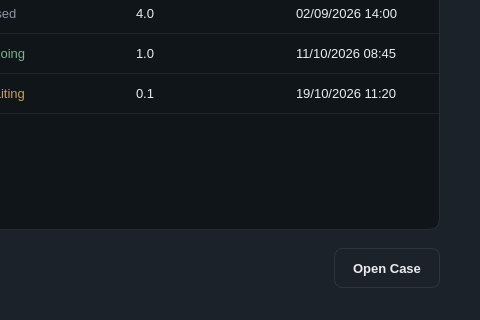
Before: the Qt Designer form ui/v3/asche_yiu_screens 2/ui/view_cases.ui in DrMemezo/incident_and_response_db, drawn with Qt 5; both pictures show x 400 to 880 and y 260 to 580 of the 880 by 580 pixel window.
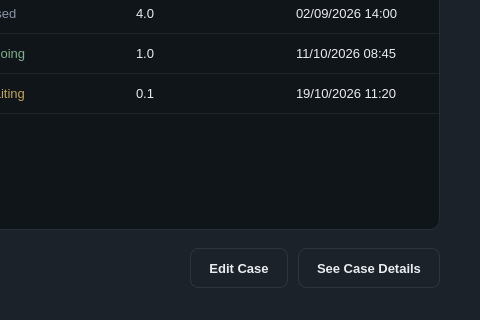
After: the same form once the commit is applied.

Commit message: Updated the view_cases ui file and created the pyqt code.

```diff
--- a/ui/v3/asche_yiu_screens 2/ui/view_cases.ui
+++ b/ui/v3/asche_yiu_screens 2/ui/view_cases.ui
@@ -92,8 +92,857 @@
 
 /* spin boxes: keep typing area clean, arrows via keyboard / wheel */
 QSpinBox::up-button, QSpinBox::down-button, QDoubleSpinBox::up-button, QDoubleSpinBox::down-button { width: 0; border: none; }
-</string></property>
-  <widget class="QWidget" name="centralwidget"><layout class="QVBoxLayout" name="layout_68"><property name="leftMargin"><number>40</number></property><property name="topMargin"><number>36</number></property><property name="rightMargin"><number>40</number></property><property name="bottomMargin"><number>32</number></property><property name="spacing"><number>18</number></property><item><layout class="QVBoxLayout" name="layout_64"><property name="leftMargin"><number>0</number></property><property name="topMargin"><number>0</number></property><property name="rightMargin"><number>0</number></property><property name="bottomMargin"><number>0</number></property><property name="spacing"><number>6</number></property><item><widget class="QLabel" name="lblTitle"><property name="variant" stdset="0"><string>title</string></property><property name="text"><string>Cases</string></property></widget></item><item><widget class="QFrame" name="qframe_63"><property name="variant" stdset="0"><string>accent</string></property><property name="minimumSize"><size><width>32</width><height>3</height></size></property><property name="maximumSize"><size><width>32</width><height>3</height></size></property></widget></item></layout></item><item><layout class="QHBoxLayout" name="layout_65" stretch="1,0"><property name="leftMargin"><number>0</number></property><property name="topMargin"><number>0</number></property><property name="rightMargin"><number>0</number></property><property name="bottomMargin"><number>0</number></property><property name="spacing"><number>10</number></property><item><widget class="QLineEdit" name="edtSearch"><property name="placeholderText"><string>Search by case ID or codename</string></property></widget></item><item><widget class="QComboBox" name="cmbStatus"><item><property name="text"><string>All statuses</string></property></item><item><property name="text"><string>Awaiting</string></property></item><item><property name="text"><string>Ongoing</string></property></item><item><property name="text"><string>Closed</string></property></item></widget></item></layout></item><item><widget class="QTableWidget" name="tblCases"><property name="rowCount"><number>5</number></property><property name="columnCount"><number>5</number></property><property name="editTriggers"><enum>QAbstractItemView::NoEditTriggers</enum></property><property name="selectionBehavior"><enum>QAbstractItemView::SelectRows</enum></property><property name="selectionMode"><enum>QAbstractItemView::SingleSelection</enum></property><property name="showGrid"><bool>false</bool></property><property name="horizontalScrollBarPolicy"><enum>Qt::ScrollBarAlwaysOff</enum></property><property name="minimumSize"><size><width>0</width><height>260</height></size></property><attribute name="horizontalHeaderDefaultSectionSize"><number>160</number></attribute><attribute name="horizontalHeaderStretchLastSection"><bool>true</bool></attribute><attribute name="verticalHeaderVisible"><bool>false</bool></attribute><attribute name="verticalHeaderDefaultSectionSize"><number>40</number></attribute><column><property name="text"><string>Case ID</string></property><property name="textAlignment"><set>Qt::AlignLeading|Qt::AlignVCenter</set></property></column><column><property name="text"><string>Codename</string></property><property name="textAlignment"><set>Qt::AlignLeading|Qt::AlignVCenter</set></property></column><column><property name="text"><string>Status</string></property><property name="textAlignment"><set>Qt::AlignLeading|Qt::AlignVCenter</set></property></column><column><property name="text"><string>Version</string></property><property name="textAlignment"><set>Qt::AlignLeading|Qt::AlignVCenter</set></property></column><column><property name="text"><string>Time of incident</string></property><property name="textAlignment"><set>Qt::AlignLeading|Qt::AlignVCenter</set></property></column><item row="0" column="0"><property name="text"><string>0005</string></property></item><item row="0" column="1"><property name="text"><string>Blue Harbor</string></property></item><item row="0" column="2"><property name="text"><string>Ongoing</string></property><property name="foreground"><brush brushstyle="SolidPattern"><color alpha="255"><red>127</red><green>176</green><blue>140</blue></color></brush></property></item><item row="0" column="3"><property name="text"><string>2.0</string></property></item><item row="0" column="4"><property name="text"><string>18/10/2026 21:30</string></property></item><item row="1" column="0"><property name="text"><string>0007</string></property></item><item row="1" column="1"><property name="text"><string>Night Heron</string></property></item><item row="1" column="2"><property name="text"><string>Awaiting</string></property><property name="foreground"><brush brushstyle="SolidPattern"><color alpha="255"><red>195</red><green>164</green><blue>89</blue></color></brush></property></item><item row="1" column="3"><property name="text"><string>0.1</string></property></item><item row="1" column="4"><property name="text"><string>19/10/2026 02:15</string></property></item><item row="2" column="0"><property name="text"><string>0003</string></property></item><item row="2" column="1"><property name="text"><string>Glass Orchid</string></property></item><item row="2" column="2"><property name="text"><string>Closed</string></property><property name="foreground"><brush brushstyle="SolidPattern"><color alpha="255"><red>139</red><green>148</green><blue>163</blue></color></brush></property></item><item row="2" column="3"><property name="text"><string>4.0</string></property></item><item row="2" column="4"><property name="text"><string>02/09/2026 14:00</string></property></item><item row="3" column="0"><property name="text"><string>0009</string></property></item><item row="3" column="1"><property name="text"><string>Paper Lantern</string></property></item><item row="3" column="2"><property name="text"><string>Ongoing</string></property><property name="foreground"><brush brushstyle="SolidPattern"><color alpha="255"><red>127</red><green>176</green><blue>140</blue></color></brush></property></item><item row="3" column="3"><property name="text"><string>1.0</string></property></item><item row="3" column="4"><property name="text"><string>11/10/2026 08:45</string></property></item><item row="4" column="0"><property name="text"><string>0010</string></property></item><item row="4" column="1"><property name="text"><string>Red Kestrel</string></property></item><item row="4" column="2"><property name="text"><string>Awaiting</string></property><property name="foreground"><brush brushstyle="SolidPattern"><color alpha="255"><red>195</red><green>164</green><blue>89</blue></color></brush></property></item><item row="4" column="3"><property name="text"><string>0.1</string></property></item><item row="4" column="4"><property name="text"><string>19/10/2026 11:20</string></property></item></widget></item><item><layout class="QHBoxLayout" name="layout_67"><property name="leftMargin"><number>0</number></property><property name="topMargin"><number>0</number></property><property name="rightMargin"><number>0</number></property><property name="bottomMargin"><number>0</number></property><property name="spacing"><number>10</number></property><item><widget class="QPushButton" name="btnBack"><property name="text"><string>Back</string></property></widget></item><item><spacer name="spacer_66"><property name="orientation"><enum>Qt::Horizontal</enum></property><property name="sizeHint" stdset="0"><size><width>20</width><height>20</height></size></property></spacer></item><item><widget class="QPushButton" name="btnOpenCase"><property name="variant" stdset="0"><string>primary</string></property><property name="text"><string>Open Case</string></property></widget></item></layout></item></layout></widget>
+</string>
+  </property>
+  <widget class="QWidget" name="centralwidget">
+   <layout class="QVBoxLayout" name="layout_68">
+    <property name="spacing">
+     <number>18</number>
+    </property>
+    <property name="leftMargin">
+     <number>40</number>
+    </property>
+    <property name="topMargin">
+     <number>36</number>
+    </property>
+    <property name="rightMargin">
+     <number>40</number>
+    </property>
+    <property name="bottomMargin">
+     <number>32</number>
+    </property>
+    <item>
+     <layout class="QVBoxLayout" name="layout_64">
+      <property name="spacing">
+       <number>6</number>
+      </property>
+      <property name="leftMargin">
+       <number>0</number>
+      </property>
+      <property name="topMargin">
+       <number>0</number>
+      </property>
+      <property name="rightMargin">
+       <number>0</number>
+      </property>
+      <property name="bottomMargin">
+       <number>0</number>
+      </property>
+      <item>
+       <widget class="QLabel" name="lblTitle">
+        <property name="text">
+         <string>Cases</string>
+        </property>
+        <property name="variant" stdset="0">
+         <string>title</string>
+        </property>
+       </widget>
+      </item>
+      <item>
+       <widget class="QFrame" name="qframe_63">
+        <property name="minimumSize">
+         <size>
+          <width>32</width>
+          <height>3</height>
+         </size>
+        </property>
+        <property name="maximumSize">
+         <size>
+          <width>32</width>
+          <height>3</height>
+         </size>
+        </property>
+        <property name="variant" stdset="0">
+         <string>accent</string>
+        </property>
+       </widget>
+      </item>
+     </layout>
+    </item>
+    <item>
+     <layout class="QHBoxLayout" name="layout_65" stretch="1,0">
+      <property name="spacing">
+       <number>10</number>
+      </property>
+      <property name="leftMargin">
+       <number>0</number>
+      </property>
+      <property name="topMargin">
+       <number>0</number>
+      </property>
+      <property name="rightMargin">
+       <number>0</number>
+      </property>
+      <property name="bottomMargin">
+       <number>0</number>
+      </property>
+      <item>
+       <widget class="QLineEdit" name="edtSearch">
+        <property name="placeholderText">
+         <string>Search by case ID or codename</string>
+        </property>
+       </widget>
+      </item>
+      <item>
+       <widget class="QComboBox" name="cmbStatus">
+        <item>
+         <property name="text">
+          <string>All statuses</string>
+         </property>
+        </item>
+        <item>
+         <property name="text">
+          <string>Awaiting</string>
+         </property>
+        </item>
+        <item>
+         <property name="text">
+          <string>Ongoing</string>
+         </property>
+        </item>
+        <item>
+         <property name="text">
+          <string>Closed</string>
+         </property>
+        </item>
+       </widget>
+      </item>
+     </layout>
+    </item>
+    <item>
+     <widget class="QTableWidget" name="tblCases">
+      <property name="minimumSize">
+       <size>
+        <width>0</width>
+        <height>260</height>
+       </size>
+      </property>
+      <property name="horizontalScrollBarPolicy">
+       <enum>Qt::ScrollBarAlwaysOff</enum>
+      </property>
+      <property name="editTriggers">
+       <set>QAbstractItemView::NoEditTriggers</set>
+      </property>
+      <property name="selectionMode">
+       <enum>QAbstractItemView::SingleSelection</enum>
+      </property>
+      <property name="selectionBehavior">
+       <enum>QAbstractItemView::SelectRows</enum>
+      </property>
+      <property name="showGrid">
+       <bool>false</bool>
+      </property>
+      <property name="rowCount">
+       <number>5</number>
+      </property>
+      <property name="columnCount">
+       <number>5</number>
+      </property>
+      <attribute name="horizontalHeaderDefaultSectionSize">
+       <number>160</number>
+      </attribute>
+      <attribute name="horizontalHeaderStretchLastSection">
+       <bool>true</bool>
+      </attribute>
+      <attribute name="verticalHeaderVisible">
+       <bool>false</bool>
+      </attribute>
+      <attribute name="verticalHeaderDefaultSectionSize">
+       <number>40</number>
+      </attribute>
+      <row/>
+      <row/>
+      <row/>
+      <row/>
+      <row/>
+      <column>
+       <property name="text">
+        <string>Case ID</string>
+       </property>
+       <property name="textAlignment">
+        <set>AlignLeading|AlignVCenter</set>
+       </property>
+      </column>
+      <column>
+       <property name="text">
+        <string>Codename</string>
+       </property>
+       <property name="textAlignment">
+        <set>AlignLeading|AlignVCenter</set>
+       </property>
+      </column>
+      <column>
+       <property name="text">
+        <string>Status</string>
+       </property>
+       <property name="textAlignment">
+        <set>AlignLeading|AlignVCenter</set>
+       </property>
+      </column>
+      <column>
+       <property name="text">
+        <string>Version</string>
+       </property>
+       <property name="textAlignment">
+        <set>AlignLeading|AlignVCenter</set>
+       </property>
+      </column>
+      <column>
+       <property name="text">
+        <string>Time of incident</string>
+       </property>
+       <property name="textAlignment">
+        <set>AlignLeading|AlignVCenter</set>
+       </property>
+      </column>
+      <item row="0" column="0">
+       <property name="text">
+        <string>0005</string>
+       </property>
+      </item>
+      <item row="0" column="1">
+       <property name="text">
+        <string>Blue Harbor</string>
+       </property>
+      </item>
+      <item row="0" column="2">
+       <property name="text">
+        <string>Ongoing</string>
+       </property>
+       <property name="foreground">
+        <brush brushstyle="SolidPattern">
+         <color alpha="255">
+          <red>127</red>
+          <green>176</green>
+          <blue>140</blue>
+         </color>
+        </brush>
+       </property>
+      </item>
+      <item row="0" column="3">
+       <property name="text">
+        <string>2.0</string>
+       </property>
+      </item>
+      <item row="0" column="4">
+       <property name="text">
+        <string>18/10/2026 21:30</string>
+       </property>
+      </item>
+      <item row="1" column="0">
+       <property name="text">
+        <string>0007</string>
+       </property>
+      </item>
+      <item row="1" column="1">
+       <property name="text">
+        <string>Night Heron</string>
+       </property>
+      </item>
+      <item row="1" column="2">
+       <property name="text">
+        <string>Awaiting</string>
+       </property>
+       <property name="foreground">
+        <brush brushstyle="SolidPattern">
+         <color alpha="255">
+          <red>195</red>
+          <green>164</green>
+          <blue>89</blue>
+         </color>
+        </brush>
+       </property>
+      </item>
+      <item row="1" column="3">
+       <property name="text">
+        <string>0.1</string>
+       </property>
+      </item>
+      <item row="1" column="4">
+       <property name="text">
+        <string>19/10/2026 02:15</string>
+       </property>
+      </item>
+      <item row="2" column="0">
+       <property name="text">
+        <string>0003</string>
+       </property>
+      </item>
+      <item row="2" column="1">
+       <property name="text">
+        <string>Glass Orchid</string>
+       </property>
+      </item>
+      <item row="2" column="2">
+       <property name="text">
+        <string>Closed</string>
+       </property>
+       <property name="foreground">
+        <brush brushstyle="SolidPattern">
+         <color alpha="255">
+          <red>139</red>
+          <green>148</green>
+          <blue>163</blue>
+         </color>
+        </brush>
+       </property>
+      </item>
+      <item row="2" column="3">
+       <property name="text">
+        <string>4.0</string>
+       </property>
+      </item>
+      <item row="2" column="4">
+       <property name="text">
+        <string>02/09/2026 14:00</string>
+       </property>
+      </item>
+      <item row="3" column="0">
+       <property name="text">
+        <string>0009</string>
+       </property>
+      </item>
+      <item row="3" column="1">
+       <property name="text">
+        <string>Paper Lantern</string>
+       </property>
+      </item>
+      <item row="3" column="2">
+       <property name="text">
+        <string>Ongoing</string>
+       </property>
+       <property name="foreground">
+        <brush brushstyle="SolidPattern">
+         <color alpha="255">
+          <red>127</red>
+          <green>176</green>
+          <blue>140</blue>
+         </color>
+        </brush>
+       </property>
+      </item>
+      <item row="3" column="3">
+       <property name="text">
+        <string>1.0</string>
+       </property>
+      </item>
+      <item row="3" column="4">
+       <property name="text">
+        <string>11/10/2026 08:45</string>
+       </property>
+      </item>
+      <item row="4" column="0">
+       <property name="text">
+        <string>0010</string>
+       </property>
+      </item>
+      <item row="4" column="1">
+       <property name="text">
+        <string>Red Kestrel</string>
+       </property>
+      </item>
+      <item row="4" column="2">
+       <property name="text">
+        <string>Awaiting</string>
+       </property>
+       <property name="foreground">
+        <brush brushstyle="SolidPattern">
+         <color alpha="255">
+          <red>195</red>
+          <green>164</green>
+          <blue>89</blue>
+         </color>
+        </brush>
+       </property>
+      </item>
+      <item row="4" column="3">
+       <property name="text">
+        <string>0.1</string>
+       </property>
+      </item>
+      <item row="4" column="4">
+       <property name="text">
+        <string>19/10/2026 11:20</string>
+       </property>
+      </item>
+     </widget>
+    </item>
+    <item>
+     <layout class="QHBoxLayout" name="layout_67">
+      <property name="spacing">
+       <number>10</number>
+      </property>
+      <property name="leftMargin">
+       <number>0</number>
+      </property>
+      <property name="topMargin">
+       <number>0</number>
+      </property>
+      <property name="rightMargin">
+       <number>0</number>
+      </property>
+      <property name="bottomMargin">
+       <number>0</number>
+      </property>
+      <item>
+       <widget class="QPushButton" name="btnBack">
+        <property name="text">
+         <string>Back</string>
+        </property>
+       </widget>
+      </item>
+      <item>
+       <spacer name="spacer_66">
+        <property name="orientation">
+         <enum>Qt::Horizontal</enum>
+        </property>
+        <property name="sizeHint" stdset="0">
+         <size>
+          <width>20</width>
+          <height>20</height>
+         </size>
+        </property>
+       </spacer>
+      </item>
+      <item>
+       <widget class="QPushButton" name="btnEditCase">
+        <property name="palette">
+         <palette>
+          <active>
+           <colorrole role="WindowText">
+            <brush brushstyle="SolidPattern">
+             <color alpha="255">
+              <red>0</red>
+              <green>0</green>
+              <blue>0</blue>
+             </color>
+            </brush>
+           </colorrole>
+           <colorrole role="Button">
+            <brush brushstyle="SolidPattern">
+             <color alpha="255">
+              <red>195</red>
+              <green>164</green>
+              <blue>89</blue>
+             </color>
+            </brush>
+           </colorrole>
+           <colorrole role="Light">
+            <brush brushstyle="SolidPattern">
+             <color alpha="255">
+              <red>255</red>
+              <green>255</green>
+              <blue>255</blue>
+             </color>
+            </brush>
+           </colorrole>
+           <colorrole role="Midlight">
+            <brush brushstyle="SolidPattern">
+             <color alpha="255">
+              <red>225</red>
+              <green>195</green>
+              <blue>121</blue>
+             </color>
+            </brush>
+           </colorrole>
+           <colorrole role="Dark">
+            <brush brushstyle="SolidPattern">
+             <color alpha="255">
+              <red>97</red>
+              <green>82</green>
+              <blue>44</blue>
+             </color>
+            </brush>
+           </colorrole>
+           <colorrole role="Mid">
+            <brush brushstyle="SolidPattern">
+             <color alpha="255">
+              <red>130</red>
+              <green>109</green>
+              <blue>59</blue>
+             </color>
+            </brush>
+           </colorrole>
+           <colorrole role="Text">
+            <brush brushstyle="SolidPattern">
+             <color alpha="255">
+              <red>0</red>
+              <green>0</green>
+              <blue>0</blue>
+             </color>
+            </brush>
+           </colorrole>
+           <colorrole role="BrightText">
+            <brush brushstyle="SolidPattern">
+             <color alpha="255">
+              <red>255</red>
+              <green>255</green>
+              <blue>255</blue>
+             </color>
+            </brush>
+           </colorrole>
+           <colorrole role="ButtonText">
+            <brush brushstyle="SolidPattern">
+             <color alpha="255">
+              <red>0</red>
+              <green>0</green>
+              <blue>0</blue>
+             </color>
+            </brush>
+           </colorrole>
+           <colorrole role="Base">
+            <brush brushstyle="SolidPattern">
+             <color alpha="255">
+              <red>255</red>
+              <green>255</green>
+              <blue>255</blue>
+             </color>
+            </brush>
+           </colorrole>
+           <colorrole role="Window">
+            <brush brushstyle="SolidPattern">
+             <color alpha="255">
+              <red>195</red>
+              <green>164</green>
+              <blue>89</blue>
+             </color>
+            </brush>
+           </colorrole>
+           <colorrole role="Shadow">
+            <brush brushstyle="SolidPattern">
+             <color alpha="255">
+              <red>0</red>
+              <green>0</green>
+              <blue>0</blue>
+             </color>
+            </brush>
+           </colorrole>
+           <colorrole role="AlternateBase">
+            <brush brushstyle="SolidPattern">
+             <color alpha="255">
+              <red>225</red>
+              <green>209</green>
+              <blue>172</blue>
+             </color>
+            </brush>
+           </colorrole>
+           <colorrole role="ToolTipBase">
+            <brush brushstyle="SolidPattern">
+             <color alpha="255">
+              <red>255</red>
+              <green>255</green>
+              <blue>220</blue>
+             </color>
+            </brush>
+           </colorrole>
+           <colorrole role="ToolTipText">
+            <brush brushstyle="SolidPattern">
+             <color alpha="255">
+              <red>0</red>
+              <green>0</green>
+              <blue>0</blue>
+             </color>
+            </brush>
+           </colorrole>
+          </active>
+          <inactive>
+           <colorrole role="WindowText">
+            <brush brushstyle="SolidPattern">
+             <color alpha="255">
+              <red>0</red>
+              <green>0</green>
+              <blue>0</blue>
+             </color>
+            </brush>
+           </colorrole>
+           <colorrole role="Button">
+            <brush brushstyle="SolidPattern">
+             <color alpha="255">
+              <red>195</red>
+              <green>164</green>
+              <blue>89</blue>
+             </color>
+            </brush>
+           </colorrole>
+           <colorrole role="Light">
+            <brush brushstyle="SolidPattern">
+             <color alpha="255">
+              <red>255</red>
+              <green>255</green>
+              <blue>255</blue>
+             </color>
+            </brush>
+           </colorrole>
+           <colorrole role="Midlight">
+            <brush brushstyle="SolidPattern">
+             <color alpha="255">
+              <red>225</red>
+              <green>195</green>
+              <blue>121</blue>
+             </color>
+            </brush>
+           </colorrole>
+           <colorrole role="Dark">
+            <brush brushstyle="SolidPattern">
+             <color alpha="255">
+              <red>97</red>
+              <green>82</green>
+              <blue>44</blue>
+             </color>
+            </brush>
+           </colorrole>
+           <colorrole role="Mid">
+            <brush brushstyle="SolidPattern">
+             <color alpha="255">
+              <red>130</red>
+              <green>109</green>
+              <blue>59</blue>
+             </color>
+            </brush>
+           </colorrole>
+           <colorrole role="Text">
+            <brush brushstyle="SolidPattern">
+             <color alpha="255">
+              <red>0</red>
+              <green>0</green>
+              <blue>0</blue>
+             </color>
+            </brush>
+           </colorrole>
+           <colorrole role="BrightText">
+            <brush brushstyle="SolidPattern">
+             <color alpha="255">
+              <red>255</red>
+              <green>255</green>
+              <blue>255</blue>
+             </color>
+            </brush>
+           </colorrole>
+           <colorrole role="ButtonText">
+            <brush brushstyle="SolidPattern">
+             <color alpha="255">
+              <red>0</red>
+              <green>0</green>
+              <blue>0</blue>
+             </color>
+            </brush>
+           </colorrole>
+           <colorrole role="Base">
+            <brush brushstyle="SolidPattern">
+             <color alpha="255">
+              <red>255</red>
+              <green>255</green>
+              <blue>255</blue>
+             </color>
+            </brush>
+           </colorrole>
+           <colorrole role="Window">
+            <brush brushstyle="SolidPattern">
+             <color alpha="255">
+              <red>195</red>
+              <green>164</green>
+              <blue>89</blue>
+             </color>
+            </brush>
+           </colorrole>
+           <colorrole role="Shadow">
+            <brush brushstyle="SolidPattern">
+             <color alpha="255">
+              <red>0</red>
+              <green>0</green>
+              <blue>0</blue>
+             </color>
+            </brush>
+           </colorrole>
+           <colorrole role="AlternateBase">
+            <brush brushstyle="SolidPattern">
+             <color alpha="255">
+              <red>225</red>
+              <green>209</green>
+              <blue>172</blue>
+             </color>
+            </brush>
+           </colorrole>
+           <colorrole role="ToolTipBase">
+            <brush brushstyle="SolidPattern">
+             <color alpha="255">
+              <red>255</red>
+              <green>255</green>
+              <blue>220</blue>
+             </color>
+            </brush>
+           </colorrole>
+           <colorrole role="ToolTipText">
+            <brush brushstyle="SolidPattern">
+             <color alpha="255">
+              <red>0</red>
+              <green>0</green>
+              <blue>0</blue>
+             </color>
+            </brush>
+           </colorrole>
+          </inactive>
+          <disabled>
+           <colorrole role="WindowText">
+            <brush brushstyle="SolidPattern">
+             <color alpha="255">
+              <red>97</red>
+              <green>82</green>
+              <blue>44</blue>
+             </color>
+            </brush>
+           </colorrole>
+           <colorrole role="Button">
+            <brush brushstyle="SolidPattern">
+             <color alpha="255">
+              <red>195</red>
+              <green>164</green>
+              <blue>89</blue>
+             </color>
+            </brush>
+           </colorrole>
+           <colorrole role="Light">
+            <brush brushstyle="SolidPattern">
+             <color alpha="255">
+              <red>255</red>
+              <green>255</green>
+              <blue>255</blue>
+             </color>
+            </brush>
+           </colorrole>
+           <colorrole role="Midlight">
+            <brush brushstyle="SolidPattern">
+             <color alpha="255">
+              <red>225</red>
+              <green>195</green>
+              <blue>121</blue>
+             </color>
+            </brush>
+           </colorrole>
+           <colorrole role="Dark">
+            <brush brushstyle="SolidPattern">
+             <color alpha="255">
+              <red>97</red>
+              <green>82</green>
+              <blue>44</blue>
+             </color>
+            </brush>
+           </colorrole>
+           <colorrole role="Mid">
+            <brush brushstyle="SolidPattern">
+             <color alpha="255">
+              <red>130</red>
+              <green>109</green>
+              <blue>59</blue>
+             </color>
+            </brush>
+           </colorrole>
+           <colorrole role="Text">
+            <brush brushstyle="SolidPattern">
+             <color alpha="255">
+              <red>97</red>
+              <green>82</green>
+              <blue>44</blue>
+             </color>
+            </brush>
+           </colorrole>
+           <colorrole role="BrightText">
+            <brush brushstyle="SolidPattern">
+             <color alpha="255">
+              <red>255</red>
+              <green>255</green>
+              <blue>255</blue>
+             </color>
+            </brush>
+           </colorrole>
+           <colorrole role="ButtonText">
+            <brush brushstyle="SolidPattern">
+             <color alpha="255">
+              <red>97</red>
+              <green>82</green>
+              <blue>44</blue>
+             </color>
+            </brush>
+           </colorrole>
+           <colorrole role="Base">
+            <brush brushstyle="SolidPattern">
+             <color alpha="255">
+              <red>195</red>
+              <green>164</green>
+              <blue>89</blue>
+             </color>
+            </brush>
+           </colorrole>
+           <colorrole role="Window">
+            <brush brushstyle="SolidPattern">
+             <color alpha="255">
+              <red>195</red>
+              <green>164</green>
+              <blue>89</blue>
+             </color>
+            </brush>
+           </colorrole>
+           <colorrole role="Shadow">
+            <brush brushstyle="SolidPattern">
+             <color alpha="255">
+              <red>0</red>
+              <green>0</green>
+              <blue>0</blue>
+             </color>
+            </brush>
+           </colorrole>
+           <colorrole role="AlternateBase">
+            <brush brushstyle="SolidPattern">
+             <color alpha="255">
+              <red>195</red>
+              <green>164</green>
+              <blue>89</blue>
+             </color>
+            </brush>
+           </colorrole>
+           <colorrole role="ToolTipBase">
+            <brush brushstyle="SolidPattern">
+             <color alpha="255">
+              <red>255</red>
+              <green>255</green>
+              <blue>220</blue>
+             </color>
+            </brush>
+           </colorrole>
+           <colorrole role="ToolTipText">
+            <brush brushstyle="SolidPattern">
+             <color alpha="255">
+              <red>0</red>
+              <green>0</green>
+              <blue>0</blue>
+             </color>
+            </brush>
+           </colorrole>
+          </disabled>
+         </palette>
+        </property>
+        <property name="text">
+         <string>Edit Case</string>
+        </property>
+       </widget>
+      </item>
+      <item>
+       <widget class="QPushButton" name="btnCaseDetails">
+        <property name="focusPolicy">
+         <enum>Qt::ClickFocus</enum>
+        </property>
+        <property name="text">
+         <string>See Case Details</string>
+        </property>
+        <property name="variant" stdset="0">
+         <string>primary</string>
+        </property>
+       </widget>
+      </item>
+     </layout>
+    </item>
+   </layout>
+  </widget>
  </widget>
  <resources/>
  <connections/>
```
Left out of the diff: 82 changed lines with no effect on the pictures. The commit also changes 2 other files.
